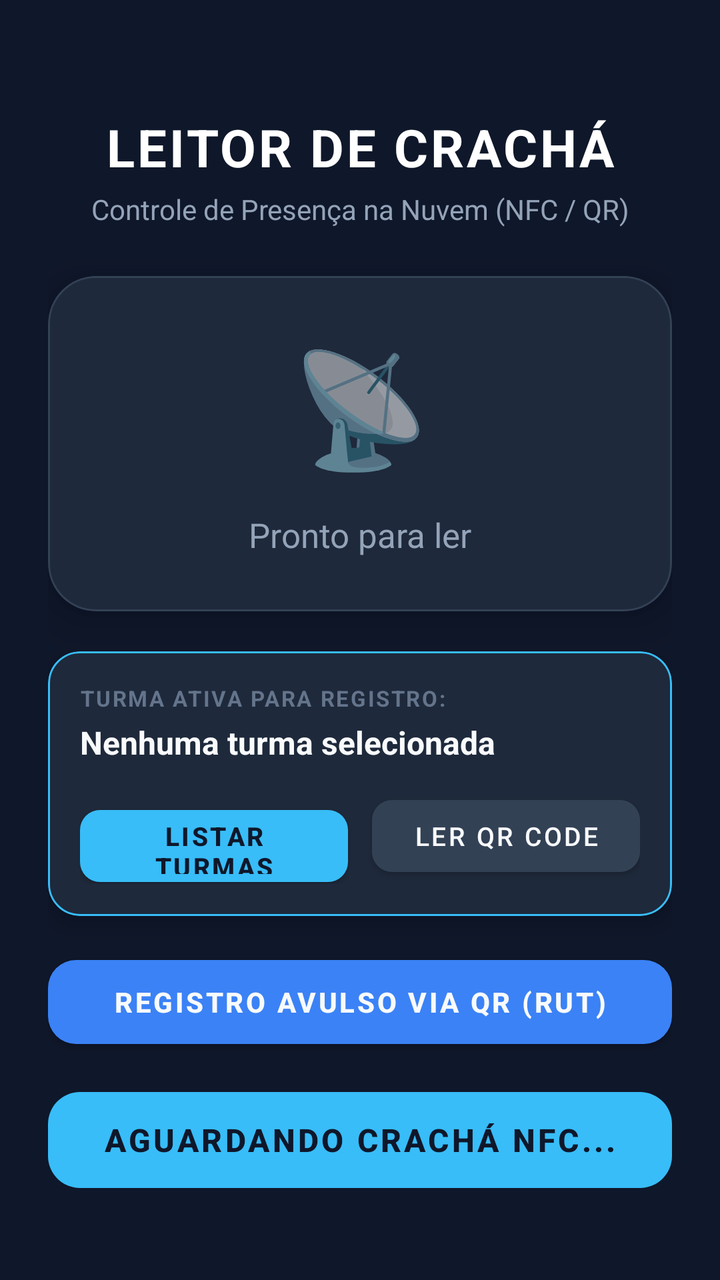
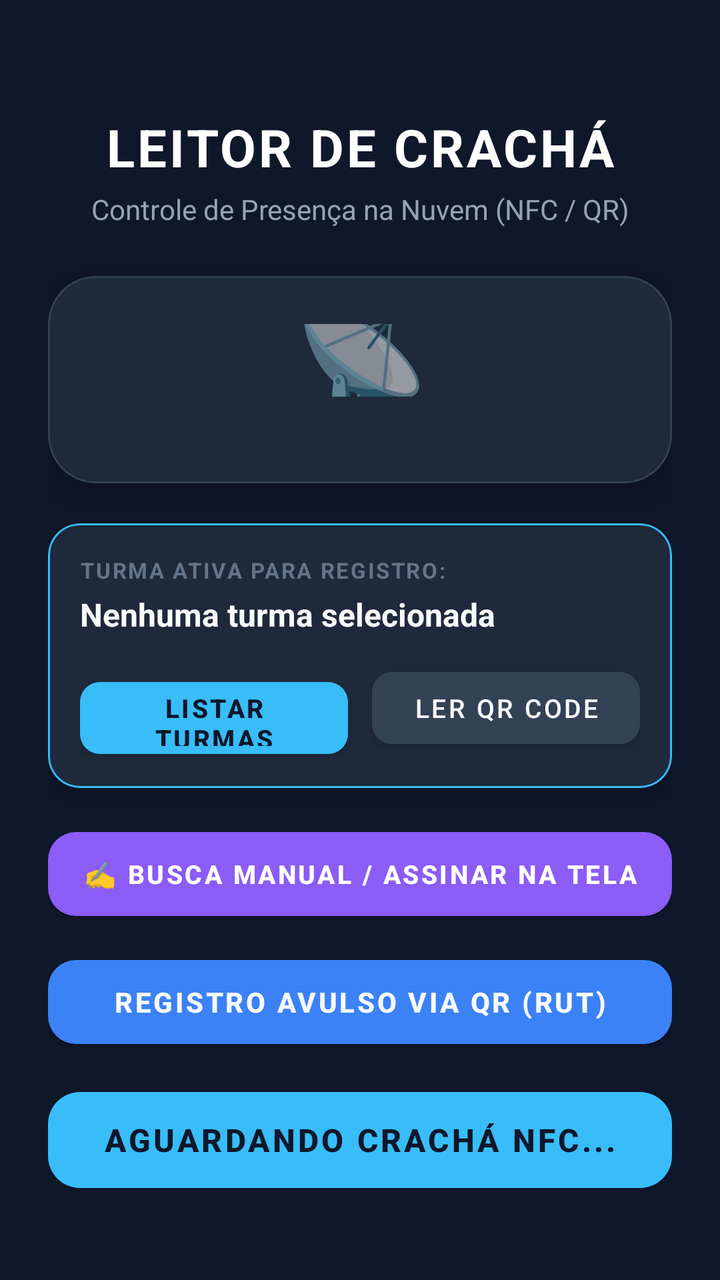

Screens rendered from an Android XML layout before and after an edit, with the pre-edit source and the edit as a unified diff.
<!-- AndroidManifest.xml: application theme Theme.LeitorCracha -->
<!-- res/layout/activity_main.xml -->
<?xml version="1.0" encoding="utf-8"?>
<androidx.constraintlayout.widget.ConstraintLayout
    xmlns:android="http://schemas.android.com/apk/res/android"
    xmlns:app="http://schemas.android.com/apk/res-auto"
    android:layout_width="match_parent"
    android:layout_height="match_parent"
    android:background="@color/colorBackground"
    android:padding="24dp">

    
    <TextView
        android:id="@+id/tvTitle"
        android:layout_width="0dp"
        android:layout_height="wrap_content"
        android:text="LEITOR DE CRACHÁ"
        android:textColor="@color/colorWhite"
        android:textSize="26sp"
        android:textStyle="bold"
        android:gravity="center"
        android:letterSpacing="0.05"
        app:layout_constraintTop_toTopOf="parent"
        app:layout_constraintStart_toStartOf="parent"
        app:layout_constraintEnd_toEndOf="parent"
        android:layout_marginTop="32dp"/>

    
    <TextView
        android:id="@+id/tvSubtitle"
        android:layout_width="0dp"
        android:layout_height="wrap_content"
        android:text="Controle de Presença na Nuvem (NFC / QR)"
        android:textColor="@color/colorSubtitle"
        android:textSize="14sp"
        android:gravity="center"
        android:layout_marginTop="4dp"
        app:layout_constraintTop_toBottomOf="@id/tvTitle"
        app:layout_constraintStart_toStartOf="parent"
        app:layout_constraintEnd_toEndOf="parent"/>

    
    <com.google.android.material.card.MaterialCardView
        android:id="@+id/cardResult"
        android:layout_width="0dp"
        android:layout_height="0dp"
        android:layout_marginTop="24dp"
        android:layout_marginBottom="20dp"
        app:cardBackgroundColor="@color/colorCard"
        app:cardCornerRadius="24dp"
        app:cardElevation="12dp"
        app:strokeColor="#334155"
        app:strokeWidth="1dp"
        app:layout_constraintTop_toBottomOf="@id/tvSubtitle"
        app:layout_constraintBottom_toTopOf="@id/cardSession"
        app:layout_constraintStart_toStartOf="parent"
        app:layout_constraintEnd_toEndOf="parent">

        <androidx.constraintlayout.widget.ConstraintLayout
            android:layout_width="match_parent"
            android:layout_height="match_parent"
            android:padding="24dp">

            
            <TextView
                android:id="@+id/tvIcon"
                android:layout_width="wrap_content"
                android:layout_height="wrap_content"
                android:text="📡"
                android:textSize="56sp"
                android:gravity="center"
                app:layout_constraintTop_toTopOf="parent"
                app:layout_constraintStart_toStartOf="parent"
                app:layout_constraintEnd_toEndOf="parent"
                app:layout_constraintBottom_toTopOf="@id/progressBar"
                app:layout_constraintVertical_chainStyle="packed"
                android:layout_marginBottom="16dp"/>

            
            <ProgressBar
                android:id="@+id/progressBar"
                android:layout_width="wrap_content"
                android:layout_height="wrap_content"
                android:visibility="gone"
                android:indeterminateTint="@color/colorAccent"
                app:layout_constraintTop_toBottomOf="@id/tvIcon"
                app:layout_constraintStart_toStartOf="parent"
                app:layout_constraintEnd_toEndOf="parent"
                app:layout_constraintBottom_toTopOf="@id/tvStatus"
                android:layout_marginBottom="16dp"/>

            
            <TextView
                android:id="@+id/tvStatus"
                android:layout_width="0dp"
                android:layout_height="wrap_content"
                android:text="@string/status_ready"
                android:textColor="@color/colorSubtitle"
                android:textSize="17sp"
                android:gravity="center"
                app:layout_constraintTop_toBottomOf="@id/progressBar"
                app:layout_constraintStart_toStartOf="parent"
                app:layout_constraintEnd_toEndOf="parent"
                app:layout_constraintBottom_toTopOf="@id/tvResult"/>

            
            <TextView
                android:id="@+id/tvResult"
                android:layout_width="0dp"
                android:layout_height="wrap_content"
                android:textColor="@color/colorSuccess"
                android:textSize="22sp"
                android:textStyle="bold"
                android:gravity="center"
                android:letterSpacing="0.05"
                android:visibility="gone"
                android:layout_marginTop="16dp"
                app:layout_constraintTop_toBottomOf="@id/tvStatus"
                app:layout_constraintStart_toStartOf="parent"
                app:layout_constraintEnd_toEndOf="parent"
                app:layout_constraintBottom_toBottomOf="parent"/>

        </androidx.constraintlayout.widget.ConstraintLayout>
    </com.google.android.material.card.MaterialCardView>

    
    <com.google.android.material.card.MaterialCardView
        android:id="@+id/cardSession"
        android:layout_width="0dp"
        android:layout_height="wrap_content"
        android:layout_marginBottom="16dp"
        app:cardBackgroundColor="#1E293B"
        app:cardCornerRadius="16dp"
        app:cardElevation="6dp"
        app:strokeColor="#38BDF8"
        app:strokeWidth="1dp"
        app:layout_constraintBottom_toTopOf="@id/btnScanQr"
        app:layout_constraintStart_toStartOf="parent"
        app:layout_constraintEnd_toEndOf="parent">

        <LinearLayout
            android:layout_width="match_parent"
            android:layout_height="wrap_content"
            android:orientation="vertical"
            android:padding="16dp">

            <TextView
                android:layout_width="wrap_content"
                android:layout_height="wrap_content"
                android:text="TURMA ATIVA PARA REGISTRO:"
                android:textColor="#64748B"
                android:textSize="11sp"
                android:textStyle="bold"
                android:letterSpacing="0.08"
                android:layout_marginBottom="4dp" />

            <TextView
                android:id="@+id/tvSessionId"
                android:layout_width="match_parent"
                android:layout_height="wrap_content"
                android:text="Nenhuma turma selecionada"
                android:textColor="#F8FAFC"
                android:textSize="16sp"
                android:textStyle="bold"
                android:layout_marginBottom="12dp" />

            <LinearLayout
                android:layout_width="match_parent"
                android:layout_height="wrap_content"
                android:orientation="horizontal">

                <com.google.android.material.button.MaterialButton
                    android:id="@+id/btnSelectSession"
                    android:layout_width="0dp"
                    android:layout_height="48dp"
                    android:layout_weight="1"
                    android:layout_marginEnd="6dp"
                    android:text="LISTAR TURMAS"
                    android:textSize="13sp"
                    android:textStyle="bold"
                    android:textColor="#0F172A"
                    app:backgroundTint="#38BDF8"
                    app:cornerRadius="10dp" />

                <com.google.android.material.button.MaterialButton
                    android:id="@+id/btnScanSession"
                    android:layout_width="0dp"
                    android:layout_height="48dp"
                    android:layout_weight="1"
                    android:layout_marginStart="6dp"
                    android:text="LER QR CODE"
                    android:textSize="13sp"
                    android:textColor="#F8FAFC"
                    app:backgroundTint="#334155"
                    app:cornerRadius="10dp" />
            </LinearLayout>
        </LinearLayout>
    </com.google.android.material.card.MaterialCardView>

    
    <com.google.android.material.button.MaterialButton
        android:id="@+id/btnScanQr"
        android:layout_width="0dp"
        android:layout_height="54dp"
        android:layout_marginBottom="12dp"
        android:text="REGISTRO AVULSO VIA QR (RUT)"
        android:textSize="14sp"
        android:textStyle="bold"
        android:textColor="#F8FAFC"
        app:backgroundTint="#3B82F6"
        app:cornerRadius="14dp"
        app:layout_constraintBottom_toTopOf="@id/btnScan"
        app:layout_constraintStart_toStartOf="parent"
        app:layout_constraintEnd_toEndOf="parent" />

    
    <com.google.android.material.button.MaterialButton
        android:id="@+id/btnScan"
        android:layout_width="0dp"
        android:layout_height="60dp"
        android:layout_marginBottom="16dp"
        android:text="AGUARDANDO CRACHÁ NFC..."
        android:textSize="16sp"
        android:textStyle="bold"
        android:textColor="@color/colorBackground"
        app:backgroundTint="@color/colorAccent"
        app:cornerRadius="16dp"
        android:enabled="false"
        app:layout_constraintBottom_toBottomOf="parent"
        app:layout_constraintStart_toStartOf="parent"
        app:layout_constraintEnd_toEndOf="parent" />

</androidx.constraintlayout.widget.ConstraintLayout>
<!-- resources referenced by this layout -->
<resources>
  <color name="colorAccent">#38BDF8</color>
  <color name="colorBackground">#0F172A</color>
  <color name="colorCard">#1E293B</color>
  <color name="colorSubtitle">#94A3B8</color>
  <color name="colorSuccess">#10B981</color>
  <color name="colorWhite">#FFFFFF</color>
  <string name="status_ready">Pronto para ler</string>
  <style name="Theme.LeitorCracha" parent="Theme.MaterialComponents.DayNight.NoActionBar">
          <item name="colorPrimary">@color/colorAccent</item>
          <item name="colorPrimaryVariant">@color/colorCard</item>
          <item name="colorOnPrimary">@color/colorBackground</item>
          <item name="android:windowBackground">@color/colorBackground</item>
          <item name="android:statusBarColor">@color/colorBackground</item>
          <item name="android:navigationBarColor">@color/colorBackground</item>
      </style>
</resources>

<!-- the commit's change to res/layout/activity_main.xml (unified diff, before → after) -->
@@ -132,7 +132,7 @@
         app:cardElevation="6dp"
         app:strokeColor="#38BDF8"
         app:strokeWidth="1dp"
-        app:layout_constraintBottom_toTopOf="@id/btnScanQr"
+        app:layout_constraintBottom_toTopOf="@id/btnManualRegister"
         app:layout_constraintStart_toStartOf="parent"
         app:layout_constraintEnd_toEndOf="parent">
 
@@ -197,6 +197,22 @@
 
     
     <com.google.android.material.button.MaterialButton
+        android:id="@+id/btnManualRegister"
+        android:layout_width="0dp"
+        android:layout_height="54dp"
+        android:layout_marginBottom="10dp"
+        android:text="✍️ BUSCA MANUAL / ASSINAR NA TELA"
+        android:textSize="13sp"
+        android:textStyle="bold"
+        android:textColor="#FFFFFF"
+        app:backgroundTint="#8B5CF6"
+        app:cornerRadius="14dp"
+        app:layout_constraintBottom_toTopOf="@id/btnScanQr"
+        app:layout_constraintStart_toStartOf="parent"
+        app:layout_constraintEnd_toEndOf="parent" />
+
+    
+    <com.google.android.material.button.MaterialButton
         android:id="@+id/btnScanQr"
         android:layout_width="0dp"
         android:layout_height="54dp"
